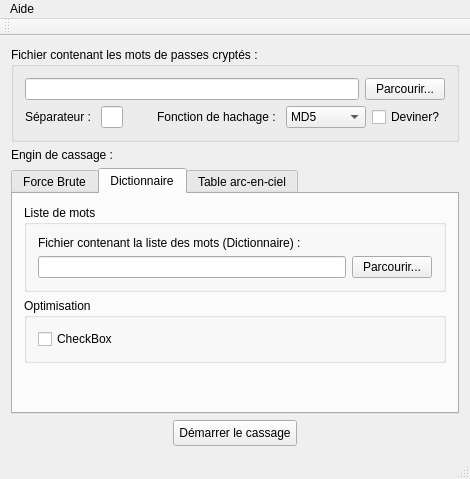
Old version of the form CasseNoisette/CasseNoisette/cassenoisette.ui in the repository raphaeldore/Casse-Noisette.
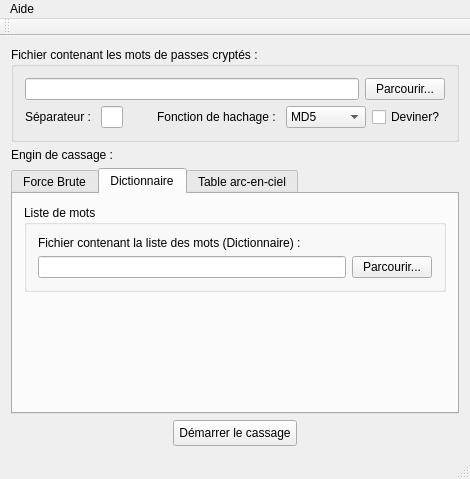
New version of the form. The open tabs and pages were chosen to show the change.

Commit message: Ajout bouton dans le menu pour ouvrir un dialog

The edit to the form file:
```diff
--- a/CasseNoisette/CasseNoisette/cassenoisette.ui
+++ b/CasseNoisette/CasseNoisette/cassenoisette.ui
@@ -7,7 +7,7 @@
     <x>0</x>
     <y>0</y>
     <width>470</width>
-    <height>428</height>
+    <height>429</height>
    </rect>
   </property>
   <property name="windowTitle">
@@ -332,22 +332,6 @@
           </layout>
          </widget>
         </item>
-        <item>
-         <widget class="QGroupBox" name="groupBox_3">
-          <property name="title">
-           <string>Optimisation</string>
-          </property>
-          <layout class="QVBoxLayout" name="verticalLayout">
-           <item>
-            <widget class="QCheckBox" name="checkBox">
-             <property name="text">
-              <string>CheckBox</string>
-             </property>
-            </widget>
-           </item>
-          </layout>
-         </widget>
-        </item>
         <item>
          <spacer name="verticalSpacer">
           <property name="orientation">
```
Left out of the diff: 7 changed lines with no effect on the pictures. Lines whose indentation alone changed are shown as unchanged. The commit also changes 2 other files.
